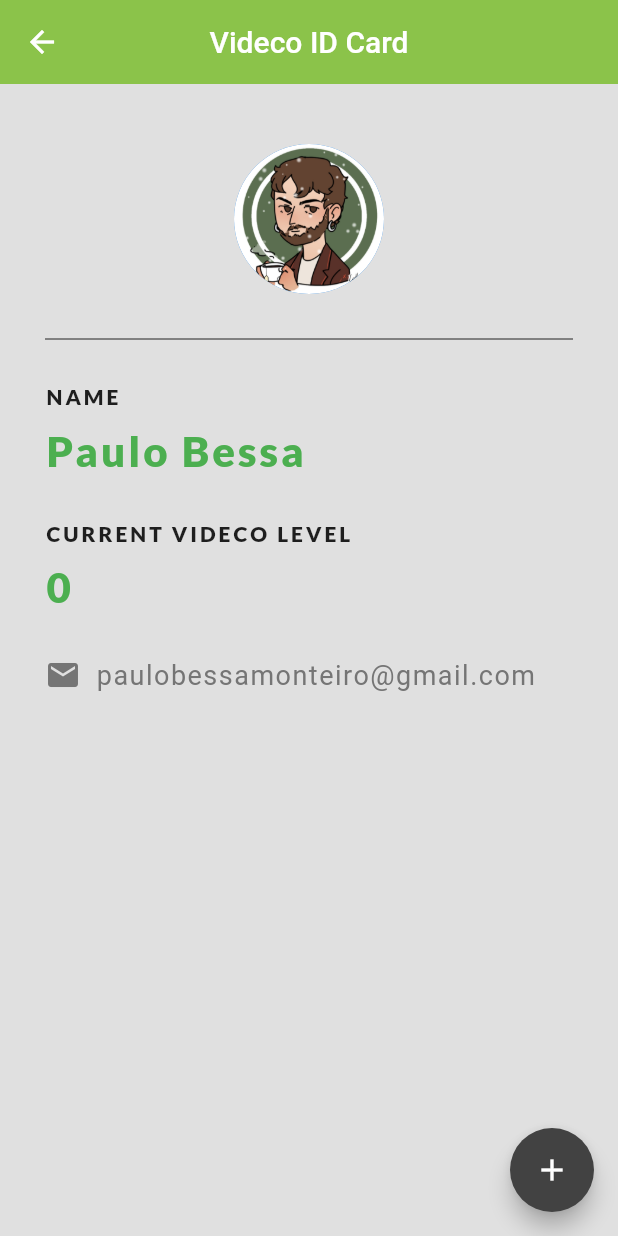
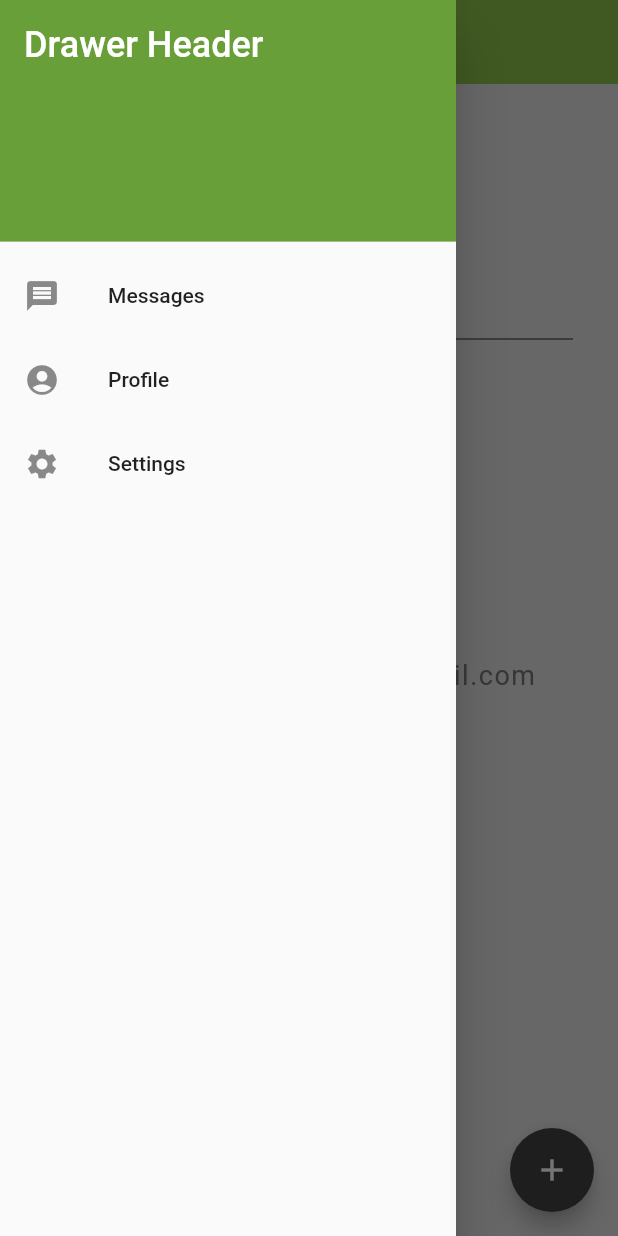
Before and after one commit to matheusgm/Videco, a Flutter app: the Profile screen opened by its route, with the side drawer open (before the commit the screen has no drawer), on a phone screen of 412 x 824 dp. Run offline on Flutter 3.47's test engine with Material 2 defaults, Android fonts, the light colour scheme and no system bars.

Commit message:
Drawer Adicionado

```diff
--- a/lib/pages/home.dart
+++ b/lib/pages/home.dart
@@ -24,4 +24,6 @@ class _HomeState extends State<Home> {
       ),
     );
   }
+
+
 }
--- a/lib/pages/open.dart
+++ b/lib/pages/open.dart
@@ -40,7 +40,7 @@ class Opening extends StatelessWidget {
               ),
               RaisedButton(
                 onPressed: () {
-                  Navigator.pushNamed(context, '/home');
+                  Navigator.pushNamed(context, '/profile');
                 },
                 child: Text('Log in',
                   style: TextStyle(
--- a/lib/pages/profile.dart
+++ b/lib/pages/profile.dart
@@ -19,6 +19,7 @@ class _ProfileState extends State<Profile> {
         backgroundColor: Colors.lightGreen,
         elevation: 0.0,
       ),
+      drawer: drawerWidget(),
 
       floatingActionButton: FloatingActionButton(
         onPressed: () {
@@ -106,4 +107,43 @@ class _ProfileState extends State<Profile> {
       ),
     );
   }
+
+  Widget drawerWidget(){
+    return Drawer(
+      child: ListView(
+        padding: EdgeInsets.zero,
+        children: <Widget>[
+          DrawerHeader(
+            decoration: BoxDecoration(
+              color: Colors.lightGreen[700],
+            ),
+            child: Text(
+              'Drawer Header',
+              style: TextStyle(
+                color: Colors.white,
+                fontSize: 24,
+              ),
+            ),
+          ),
+          ListTile(
+            leading: Icon(Icons.message),
+            title: Text('Messages'),
+          ),
+          ListTile(
+            leading: Icon(Icons.account_circle),
+            title: Text('Profile'),
+            onTap: () {
+              Navigator.pop(context);
+            },
+
+          ),
+          ListTile(
+            leading: Icon(Icons.settings),
+            title: Text('Settings'),
+          ),
+        ],
+      ),
+    );
+  }
+
 }
```
